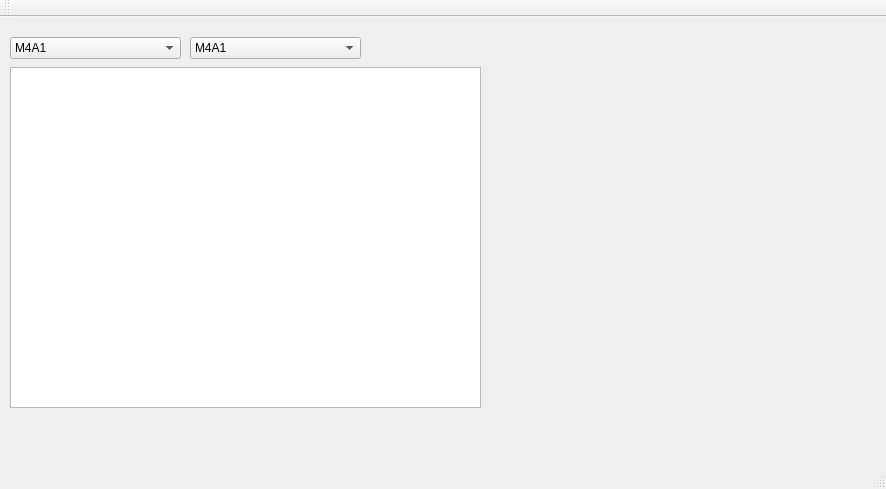
The window that QtEftHelper.ui (reddote/Qt_EFT_helper) describes before a commit, drawn with Qt 5.
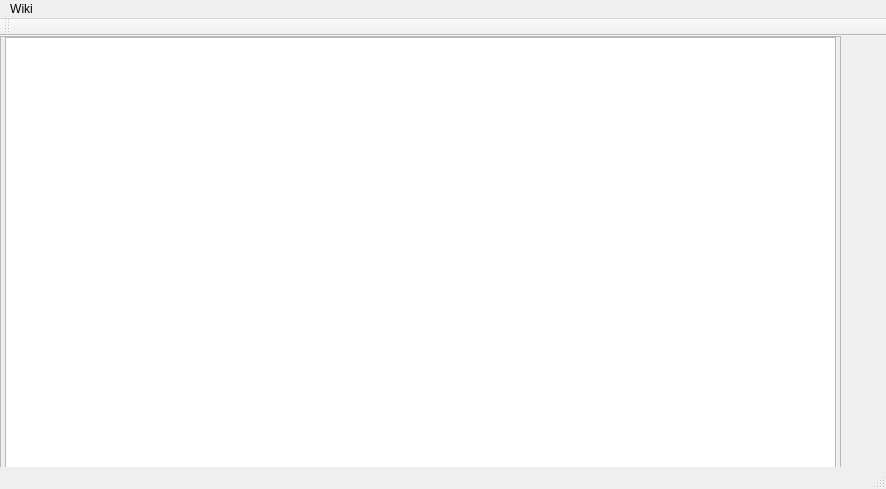
The same window after the commit.

Commit message: MenuButton is Added and map viewer and mouse controller added

Patch:
```diff
--- a/QtEftHelper.ui
+++ b/QtEftHelper.ui
@@ -14,33 +14,31 @@
    <string>QtEftHelper</string>
   </property>
   <widget class="QWidget" name="centralWidget">
-   <widget class="QComboBox" name="weaponComboBox">
+   <widget class="QFrame" name="frameBullet">
+    <property name="enabled">
+     <bool>false</bool>
+    </property>
     <property name="geometry">
      <rect>
-      <x>10</x>
-      <y>20</y>
-      <width>171</width>
-      <height>22</height>
+      <x>0</x>
+      <y>0</y>
+      <width>841</width>
+      <height>451</height>
      </rect>
     </property>
-    <item>
-     <property name="text">
-      <string>M4A1</string>
-     </property>
-    </item>
-    <item>
-     <property name="text">
-      <string>Mp5</string>
-     </property>
-    </item>
-   </widget>
+    <property name="frameShape">
+     <enum>QFrame::StyledPanel</enum>
+    </property>
+    <property name="frameShadow">
+     <enum>QFrame::Raised</enum>
+    </property>
    <widget class="QTableView" name="bulletTable">
     <property name="geometry">
      <rect>
       <x>10</x>
-      <y>50</y>
-      <width>471</width>
-      <height>341</height>
+       <y>40</y>
+       <width>371</width>
+       <height>291</height>
      </rect>
     </property>
    </widget>
@@ -48,7 +46,7 @@
     <property name="geometry">
      <rect>
       <x>190</x>
-      <y>20</y>
+       <y>10</y>
       <width>171</width>
       <height>22</height>
      </rect>
@@ -63,6 +61,59 @@
       <string>Mp5</string>
      </property>
     </item>
+    </widget>
+    <widget class="QComboBox" name="weaponComboBox">
+     <property name="geometry">
+      <rect>
+       <x>10</x>
+       <y>10</y>
+       <width>171</width>
+       <height>22</height>
+      </rect>
+     </property>
+     <item>
+      <property name="text">
+       <string>M4A1</string>
+      </property>
+     </item>
+     <item>
+      <property name="text">
+       <string>Mp5</string>
+      </property>
+     </item>
+    </widget>
+   </widget>
+   <widget class="QFrame" name="frameMap">
+    <property name="enabled">
+     <bool>true</bool>
+    </property>
+    <property name="geometry">
+     <rect>
+      <x>0</x>
+      <y>0</y>
+      <width>841</width>
+      <height>451</height>
+     </rect>
+    </property>
+    <property name="frameShape">
+     <enum>QFrame::StyledPanel</enum>
+    </property>
+    <property name="frameShadow">
+     <enum>QFrame::Raised</enum>
+    </property>
+    <widget class="QGraphicsView" name="mapView">
+     <property name="geometry">
+      <rect>
+       <x>5</x>
+       <y>1</y>
+       <width>831</width>
+       <height>431</height>
+      </rect>
+     </property>
+     <property name="autoFillBackground">
+      <bool>false</bool>
+     </property>
+    </widget>
    </widget>
   </widget>
   <widget class="QMenuBar" name="menuBar">
@@ -74,13 +125,29 @@
      <height>21</height>
     </rect>
    </property>
+   <widget class="QMenu" name="menuType">
+    <property name="title">
+     <string>Wiki</string>
+    </property>
+    <widget class="QMenu" name="menuMap">
+     <property name="title">
+      <string>Map</string>
+     </property>
+     <addaction name="actionCustom"/>
+     <addaction name="actionShorline"/>
+    </widget>
+    <addaction name="actionBulletType"/>
+    <addaction name="menuMap"/>
+    <addaction name="actionQuit"/>
+   </widget>
+   <addaction name="menuType"/>
   </widget>
   <widget class="QToolBar" name="mainToolBar">
    <attribute name="toolBarArea">
     <enum>TopToolBarArea</enum>
    </attribute>
    <attribute name="toolBarBreak">
-    <bool>false</bool>
+    <bool>true</bool>
    </attribute>
   </widget>
   <widget class="QStatusBar" name="statusBar"/>
```
Left out of the diff: 20 changed lines with no effect on the pictures. Lines whose indentation alone changed are shown as unchanged. The commit also changes 11 other files.
